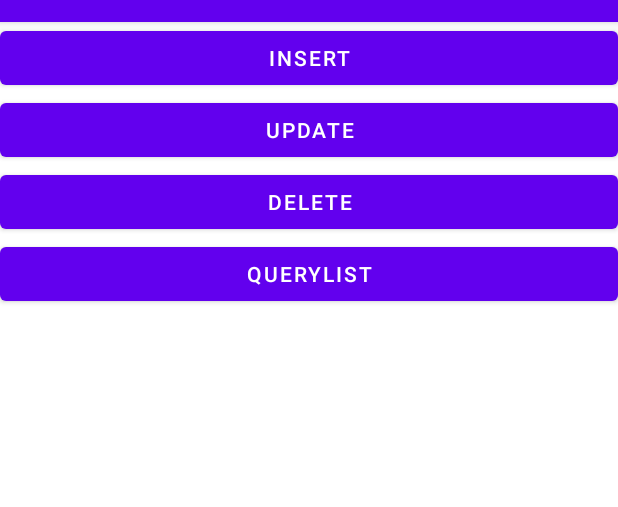
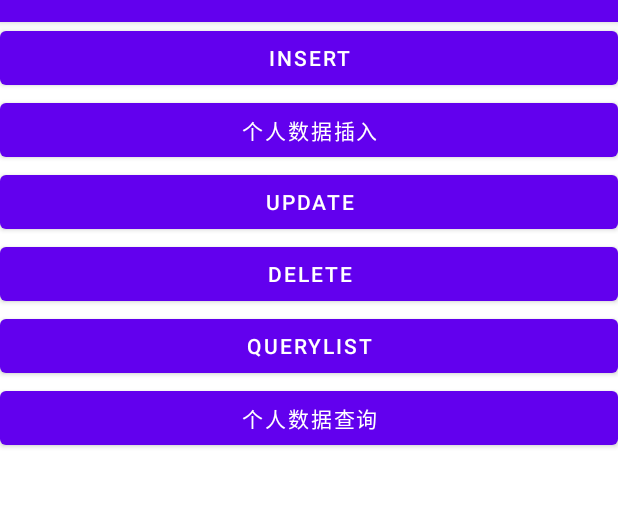
Before and after one commit to renbin1990/ManagementSqlite, an Android app: the screen it shows after launch (MainActivity), on a phone screen of 412 x 824 dp, the part 62-569 px from its top. Run offline under Robolectric (Android 15) with nearby library versions, the phone set to English and light mode, and no system bars.

Commit message:
分库 分表

```diff
--- a/app/src/main/java/com/renbin/managementsqlite/sql/BaseDaoFactory.java
+++ b/app/src/main/java/com/renbin/managementsqlite/sql/BaseDaoFactory.java
@@ -2,6 +2,13 @@ package com.renbin.managementsqlite.sql;
 
 import android.database.sqlite.SQLiteDatabase;
 import android.os.Environment;
+
+import com.renbin.managementsqlite.sql.enums.PrivateDataBaseEnums;
+
+import java.io.File;
+import java.util.Collections;
+import java.util.HashMap;
+import java.util.Map;
 
 /**
  * data:2021-07-30
@@ -13,21 +20,80 @@ public class BaseDaoFactory {
 
     private SQLiteDatabase sqLiteDatabase;
     private String sqLiteDatabasePath;
+
+    //总数据  库 只包含用户表  登录状态
+    private SQLiteDatabase userDatabase;
+
+    //保存所有的dao层，实现单例
+    protected Map<String,BaseDao> map = Collections.synchronizedMap(new HashMap<>());
+
     private static  BaseDaoFactory instance = new BaseDaoFactory();
+
     public static  BaseDaoFactory getInstance(){
         return instance;
     }
     public BaseDaoFactory(){
-        sqLiteDatabasePath = Environment.getExternalStorageDirectory().getAbsolutePath()+"/user.db";
-        sqLiteDatabase =  SQLiteDatabase.openOrCreateDatabase(sqLiteDatabasePath,null);
+//        sqLiteDatabasePath = Environment.getExternalStorageDirectory().getAbsolutePath()+"/user.db";
+//        sqLiteDatabase =  SQLiteDatabase.openOrCreateDatabase(sqLiteDatabasePath,null);
+        //二十、分库 分表
+        //总表
+        File file = new File(Environment.getExternalStorageDirectory(),"userDate");
+        if (!file.exists()){
+            file.mkdirs();
+        }
+
+        String userDatabasePath = file.getAbsolutePath()+"/user.db";
+        //总数据库
+        userDatabase =  SQLiteDatabase.openOrCreateDatabase(userDatabasePath,null);
+
     }
+    //userdao
+    public synchronized <T extends BaseDao<M>,M> T getUserDao(Class<T> daoClass,Class<M> entityClass){
+        BaseDao baseDao = null;
+//        if (map.get(entityClass.getAnnotation(DbTable.class).value()) != null){
+//            return (T) map.get(entityClass.getSimpleName());
+//        }
+
+        if (map.get(daoClass.getSimpleName()) != null){
+            return (T) map.get(daoClass.getSimpleName());
+        }
+        //没有userdao 实例化  缓存
+        try {
+            baseDao = daoClass.newInstance();
+            baseDao.init(entityClass,userDatabase);
+            map.put(daoClass.getSimpleName(),baseDao);
+        } catch (IllegalAccessException e) {
+            e.printStackTrace();
+        } catch (InstantiationException e) {
+            e.printStackTrace();
+        }
+        return (T) baseDao;
+    }
+
+    //appdao  二十三、 个人数据库
+    public synchronized <T> BaseDao<T> getAppDao(Class<T> entityClass){
+        BaseDao baseDao = null;
+        if (sqLiteDatabase == null){
+            //通过枚举 获取个人数据库路径
+            sqLiteDatabase = SQLiteDatabase.openOrCreateDatabase(PrivateDataBaseEnums.database.getValue(),null);
+        }
+
+        try {
+            baseDao = BaseDao.class.newInstance();
+        } catch (IllegalAccessException e) {
+            e.printStackTrace();
+        } catch (InstantiationException e) {
+            e.printStackTrace();
+        }
+        baseDao.init(entityClass,sqLiteDatabase);
+        return baseDao;
+    }
+
 
     //四、创建数据库，建表
     public  synchronized  <R extends BaseDao<T>,T> R createBaseDao(Class<R> clazz ,Class<T> entityClass){
 //        IBaseDao baseDao = null;
-//
 //         baseDao = new BaseDao();
-//
 //         return (R) baseDao;
         BaseDao baseDao = null;
         try {
@@ -40,4 +106,6 @@ public class BaseDaoFactory {
         }
         return (R) baseDao;
     }
+
+
 }
--- a/app/src/main/res/layout/activity_main.xml
+++ b/app/src/main/res/layout/activity_main.xml
@@ -16,6 +16,12 @@
     <Button
         android:layout_width="match_parent"
         android:layout_height="wrap_content"
+        android:text="个人数据插入"
+        android:onClick="insertPerson"/>
+
+    <Button
+        android:layout_width="match_parent"
+        android:layout_height="wrap_content"
         android:text="UPDATE"
         android:onClick="update"/>
 
@@ -30,4 +36,10 @@
         android:layout_height="wrap_content"
         android:text="QUERYLIST"
         android:onClick="query"/>
+
+    <Button
+        android:layout_width="match_parent"
+        android:layout_height="wrap_content"
+        android:text="个人数据查询"
+        android:onClick="queryPerson"/>
 </LinearLayout>
```
Also changed, not shown: app/src/main/assets/upadateXml.xml (added, +39 -0 lines), app/src/main/java/com/renbin/managementsqlite/MainActivity.java (+24 -9 lines), app/src/main/java/com/renbin/managementsqlite/Photo.java (added, +58 -0 lines), app/src/main/java/com/renbin/managementsqlite/User.java (+39 -13 lines), app/src/main/java/com/renbin/managementsqlite/UserDao.java (+41 -1 lines), app/src/main/java/com/renbin/managementsqlite/sql/BaseDao.java (+52 -8 lines), app/src/main/java/com/renbin/managementsqlite/sql/enums/PrivateDataBaseEnums.java (added, +40 -0 lines), 1 other file.
